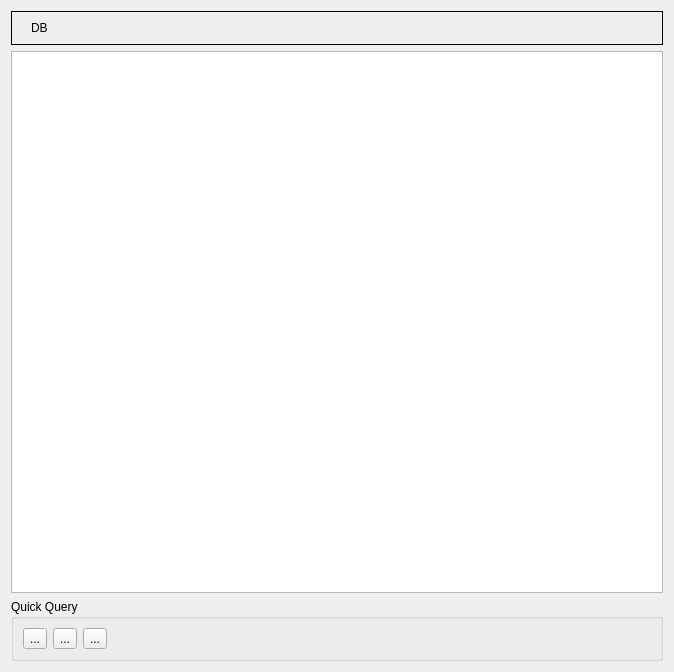
Above: BrowseTableForm.ui from fritzone/ddm before the change. Below: the same form after it.
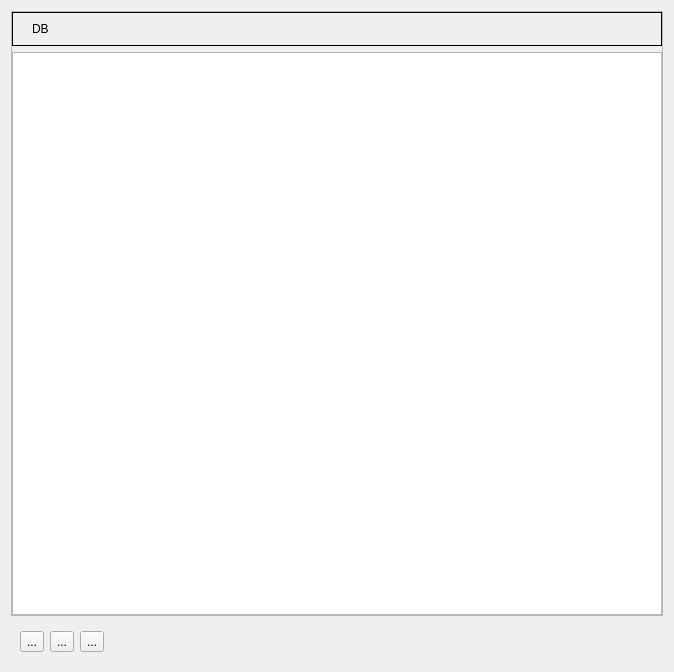
That is the form after the change. Icons and pictures are not drawn.

```diff
--- a/BrowseTableForm.ui
+++ b/BrowseTableForm.ui
@@ -15,6 +15,18 @@
   </property>
   <layout class="QVBoxLayout" name="verticalLayout_3">
    <item>
+    <widget class="QFrame" name="frame_2">
+     <property name="frameShape">
+      <enum>QFrame::StyledPanel</enum>
+     </property>
+     <property name="frameShadow">
+      <enum>QFrame::Raised</enum>
+     </property>
+     <layout class="QVBoxLayout" name="verticalLayout_2">
+      <property name="margin">
+       <number>0</number>
+      </property>
+      <item>
     <widget class="QFrame" name="frame">
      <property name="frameShape">
       <enum>QFrame::Box</enum>
@@ -23,6 +35,9 @@
       <enum>QFrame::Plain</enum>
      </property>
      <layout class="QFormLayout" name="formLayout">
+         <property name="fieldGrowthPolicy">
+          <enum>QFormLayout::AllNonFixedFieldsGrow</enum>
+         </property>
       <property name="leftMargin">
        <number>6</number>
       </property>
@@ -69,16 +84,22 @@
      <property name="sortingEnabled">
       <bool>true</bool>
      </property>
+        <property name="wordWrap">
+         <bool>false</bool>
+        </property>
+        <attribute name="horizontalHeaderDefaultSectionSize">
+         <number>200</number>
+        </attribute>
      <attribute name="verticalHeaderShowSortIndicator" stdset="0">
       <bool>false</bool>
      </attribute>
     </widget>
    </item>
+     </layout>
+    </widget>
+   </item>
    <item>
-    <widget class="QGroupBox" name="groupBox">
-     <property name="title">
-      <string>Quick Query</string>
-     </property>
+    <widget class="QFrame" name="frame_q">
      <layout class="QHBoxLayout" name="horizontalLayout_3">
       <item>
        <layout class="QVBoxLayout" name="verticalLayout">
```
Left out of the diff: 51 changed lines with no effect on the pictures. Lines whose indentation alone changed are shown as unchanged.
